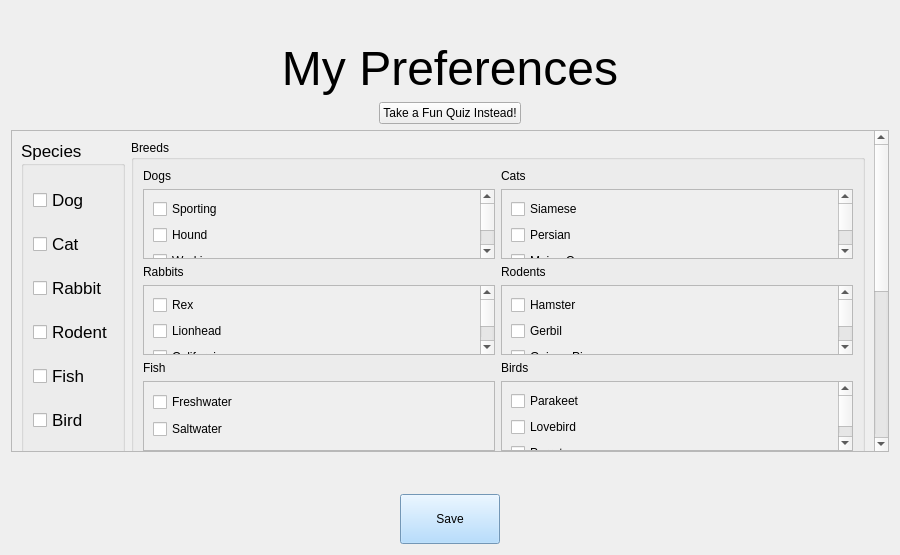
First picture: the form in team1_1/GUI/preferencesform.ui, repository lee-anh/Adopet, before the edit.
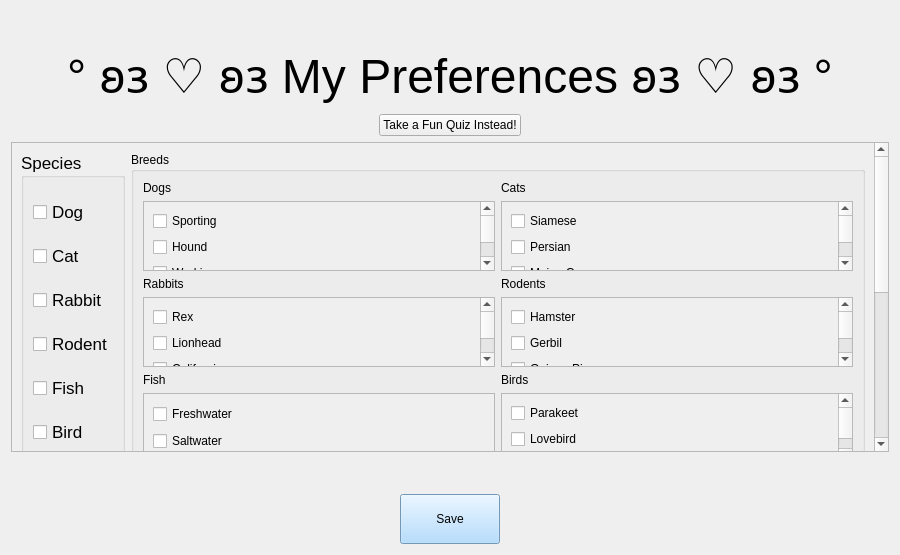
Second picture: the form after the edit.

The edit to the form file:
```diff
--- a/team1_1/GUI/preferencesform.ui
+++ b/team1_1/GUI/preferencesform.ui
@@ -46,7 +46,7 @@
       </font>
      </property>
      <property name="text">
-      <string>My Preferences</string>
+      <string>° 𐐪𐑂 ♡ 𐐪𐑂 My Preferences 𐐪𐑂 ♡ 𐐪𐑂 °</string>
      </property>
      <property name="alignment">
       <set>Qt::AlignCenter</set>
```
